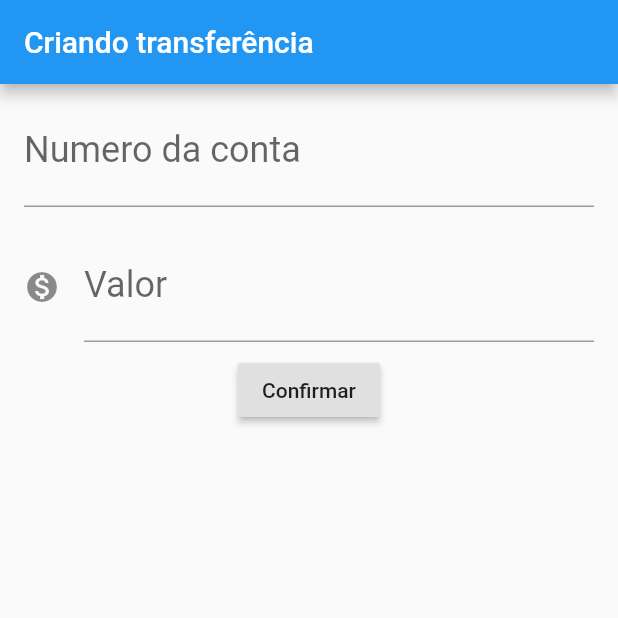
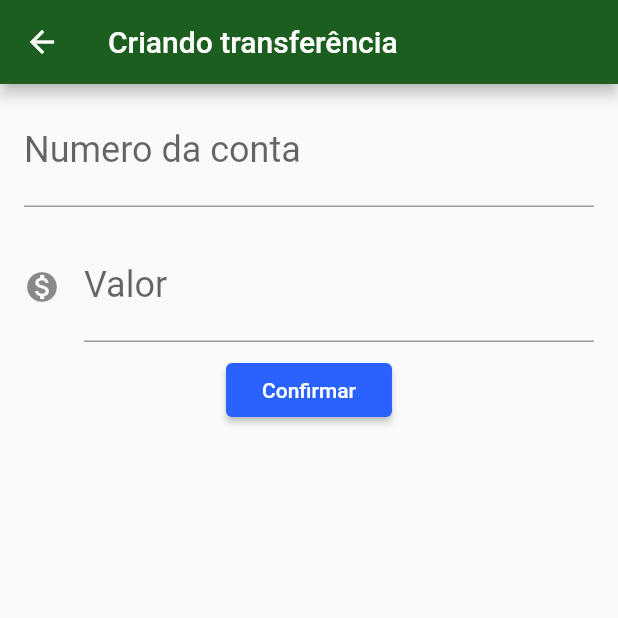
Before and after one commit to guilhermependezza/bytebank, a Flutter app: the FormularioTransferencia screen opened directly, after a tap on "Confirmar", on a phone screen of 412 x 824 dp, the top half of it. Run offline on Flutter 3.47's test engine with Material 2 defaults, Android fonts, the phone set to English and light mode, and no system bars.

Commit message:
commit final

```diff
--- /dev/null
+++ b/lib/components/editor.dart
@@ -0,0 +1,29 @@
+import 'package:flutter/material.dart';
+
+class Editor extends StatelessWidget {
+  final TextEditingController controlador;
+  final String rotulo;
+  final String dica;
+  final IconData icone;
+
+  Editor({this.controlador, this.rotulo, this.dica, this.icone}) {}
+
+  @override
+  Widget build(BuildContext context) {
+    return Padding(
+      padding: const EdgeInsets.fromLTRB(16.0, 8.0, 16.0, 8.0),
+      child: TextField(
+        controller: controlador,
+        keyboardType: TextInputType.number,
+        style: TextStyle(
+            fontSize: 24.0
+        ),
+        decoration: InputDecoration(
+            icon: icone != null ? Icon(icone) : null,
+            labelText: rotulo,
+            hintText: dica
+        ),
+      ),
+    );
+  }
+}
--- a/lib/main.dart
+++ b/lib/main.dart
@@ -1,4 +1,6 @@
 import 'package:flutter/material.dart';
+
+import 'screens/lista_transferencias.dart';
 
 void main() => runApp(Bytebank());
 
@@ -6,120 +8,15 @@ class Bytebank extends StatelessWidget {
   @override
   Widget build(BuildContext context) {
     return MaterialApp(
-        home: FormularioTransferencia()
-    );
-  }
-
-}
-
-class FormularioTransferencia extends StatelessWidget {
-  final TextEditingController _controladorNumeroConta = TextEditingController();
-  final TextEditingController _controladorValor = TextEditingController();
-  @override
-  Widget build(BuildContext context) {
-    return Scaffold(
-      appBar: AppBar(
-        title: Text('Criando transferência'),
+      theme: ThemeData(
+        primaryColor: Colors.green[900],
+        accentColor: Colors.blueAccent[700],
+        buttonTheme: ButtonThemeData(
+          buttonColor: Colors.blueAccent[700],
+          textTheme: ButtonTextTheme.primary
+        )
       ),
-      body: Column(
-        children: [
-          Padding(
-            padding: const EdgeInsets.fromLTRB(16.0, 8.0, 16.0, 8.0),
-            child: TextField(
-              controller: _controladorNumeroConta,
-              keyboardType: TextInputType.number,
-              style: TextStyle(
-                fontSize: 24.0
-              ),
-              decoration: InputDecoration(
-                labelText: 'Numero da conta',
-                hintText: '0000'
-              ),
-            ),
-          ),
-          Padding(
-            padding: const EdgeInsets.fromLTRB(16.0, 8.0, 16.0, 8.0),
-            child: TextField(
-              keyboardType: TextInputType.number,
-              controller: _controladorValor,
-              style: TextStyle(
-                  fontSize: 24.0
-              ),
-              decoration: InputDecoration(
-                  icon: Icon(Icons.monetization_on),
-                  labelText: 'Valor',
-                  hintText: '0.00'
-              ),
-            ),
-          ),
-          RaisedButton(
-            child: Text('Confirmar'),
-            onPressed: () {
-              debugPrint('clicou no confirmar');
-              final int numeroConta = int.tryParse(_controladorNumeroConta.text);
-              final double valor = double.tryParse(_controladorValor.text);
-              if(numeroConta != null && valor != null) {
-                final transferenciaCriada = Transferencia(valor, numeroConta);
-                debugPrint('$transferenciaCriada');
-              }
-            },
-          )
-        ],
-      )
+      home: ListaTransferencias()
     );
   }
 }
-
-// 3.6
-
-class Transferencia {
-  final double valor;
-  final int numeroConta;
-
-  Transferencia(this.valor, this.numeroConta);
-
-  @override
-  String toString() {
-    return 'Transferencia{valor: $valor, numeroConta: $numeroConta}';
-  }
-}
-
-class ListaTransferencias extends StatelessWidget {
-  @override
-  Widget build(BuildContext context) {
-    return Scaffold(
-      body: Column(
-        children: [
-          ItemTransferencia('100.0', '1002'),
-          ItemTransferencia('100.0', '1000'),
-          ItemTransferencia('100.0', '1000'),
-          ItemTransferencia('100.0', '1000'),
-        ],
-      ),
-      appBar: AppBar(
-          title: Text('Transferências')
-      ),
-      floatingActionButton: FloatingActionButton(
-          child: Icon(Icons.add)
-      ),
-    );
-  }
-}
-
-class ItemTransferencia extends StatelessWidget {
-  final String valor;
-  final String numeroConta;
-
-  ItemTransferencia(this.valor, this.numeroConta) { }
-
-  @override
-  Widget build(BuildContext context) {
-    return Card(
-        child: ListTile(
-          leading: Icon(Icons.monetization_on),
-          title: Text('100.0'),
-          subtitle: Text('1000'),
-        )
-    );
-  }
-}
--- /dev/null
+++ b/lib/models/transferencia.dart
@@ -0,0 +1,11 @@
+class Transferencia {
+  final double valor;
+  final int numeroConta;
+
+  Transferencia(this.valor, this.numeroConta);
+
+  @override
+  String toString() {
+    return 'Transferencia{valor: $valor, numeroConta: $numeroConta}';
+  }
+}
--- /dev/null
+++ b/lib/screens/formulario_transferencia.dart
@@ -0,0 +1,46 @@
+import 'package:bytebank/components/editor.dart';
+import 'package:bytebank/models/transferencia.dart';
+import 'package:flutter/material.dart';
+
+class FormularioTransferencia extends StatelessWidget {
+  final TextEditingController _controladorNumeroConta = TextEditingController();
+  final TextEditingController _controladorValor = TextEditingController();
+
+  void _criaTransferencia(context) {
+    final int numeroConta = int.tryParse(_controladorNumeroConta.text);
+    final double valor = double.tryParse(_controladorValor.text);
+    if(numeroConta != null && valor != null) {
+      final transferenciaCriada = Transferencia(valor, numeroConta);
+      Navigator.pop(context, transferenciaCriada);
+    }
+  }
+  @override
+  Widget build(BuildContext context) {
+    return Scaffold(
+        appBar: AppBar(
+          title: Text('Criando transferência'),
+        ),
+        body: SingleChildScrollView(
+            child: Column(
+              children: [
+                Editor(
+                    controlador: _controladorNumeroConta,
+                    rotulo: 'Numero da conta',
+                    dica: '0000'
+                ),
+                Editor(
+                    controlador: _controladorValor,
+                    rotulo: 'Valor',
+                    dica: '0.00',
+                    icone: Icons.monetization_on
+                ),
+                RaisedButton(
+                  child: Text('Confirmar'),
+                  onPressed: () => _criaTransferencia(context),
+                )
+              ],
+            )
+        )
+    );
+  }
+}
```
Also changed, not shown: lib/screens/lista_transferencias.dart (added, +65 -0 lines).
